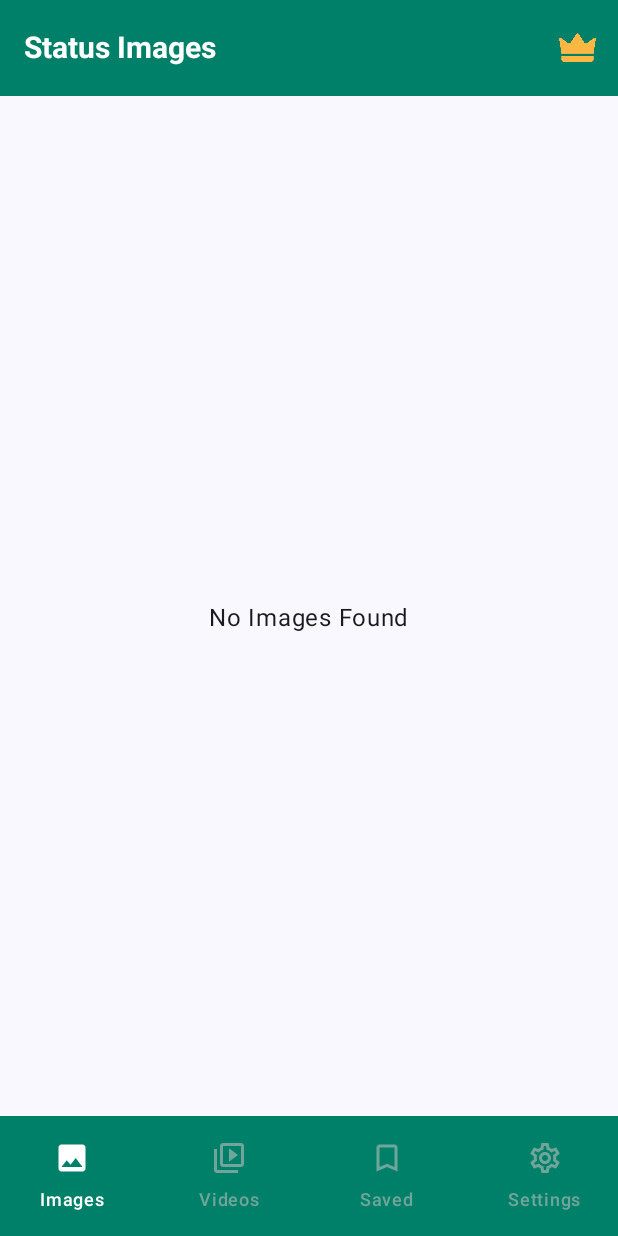
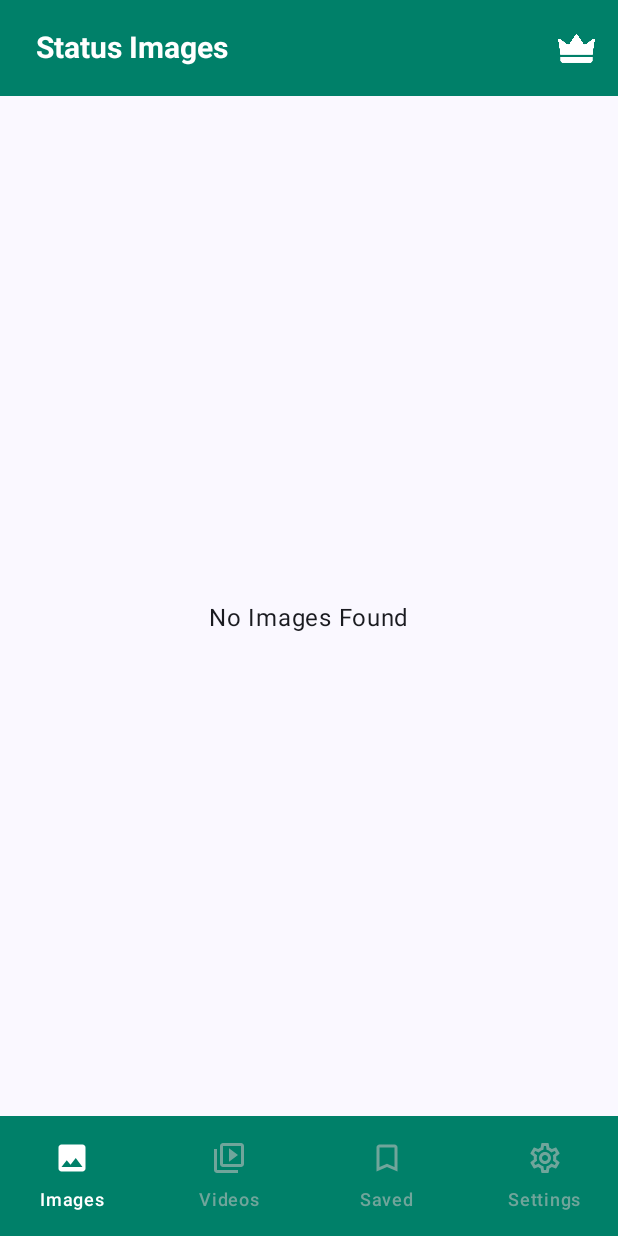
Before and after one commit to ZohaibKhanDev/WhatsApp-Status-Saver, an Android app built with Jetpack Compose: the screen it shows after launch (MainActivity), on a phone screen of 412 x 824 dp. Run offline under Robolectric (Android 15) with nearby library versions, the phone set to English and light mode, and no system bars; libraries missing offline, so code that uses them is left out: com.android.billingclient; 1 statement that could not run was skipped.

Commit message:
Ui Enhance

```diff
--- a/app/src/main/java/com/example/whatsappstatus_saver/presentation/ui/screens/Saved.kt
+++ b/app/src/main/java/com/example/whatsappstatus_saver/presentation/ui/screens/Saved.kt
@@ -2,6 +2,8 @@ package com.example.whatsappstatus_saver.presentation.ui.screens
 
 import android.annotation.SuppressLint
 import android.content.Context
+import android.graphics.Bitmap
+import android.media.MediaMetadataRetriever
 import android.net.Uri
 import androidx.compose.foundation.Image
 import androidx.compose.foundation.clickable
@@ -113,7 +115,9 @@ fun Saved(navController: NavController, selectedLanguage: String) {
                                 modifier = Modifier.fillMaxSize()
                             )
                         } else if (file.extension == "mp4") {
-                            val thumbnail = loadVideoThumbnail(file)
+                            val thumbnail = remember(filePath) {
+                                loadVideoThumbnail(file)
+                            }
                             if (thumbnail != null) {
                                 Image(
                                     bitmap = thumbnail.asImageBitmap(),
--- a/app/src/main/java/com/example/whatsappstatus_saver/presentation/ui/screens/Whatsapp Status Screen.kt
+++ b/app/src/main/java/com/example/whatsappstatus_saver/presentation/ui/screens/Whatsapp Status Screen.kt
@@ -7,13 +7,21 @@ import androidx.compose.foundation.Image
 import androidx.compose.foundation.clickable
 import androidx.compose.foundation.layout.Box
 import androidx.compose.foundation.layout.Column
+import androidx.compose.foundation.layout.Row
 import androidx.compose.foundation.layout.Spacer
 import androidx.compose.foundation.layout.fillMaxSize
 import androidx.compose.foundation.layout.height
 import androidx.compose.foundation.layout.padding
 import androidx.compose.foundation.layout.size
+import androidx.compose.foundation.layout.width
+import androidx.compose.material.icons.Icons
+import androidx.compose.material.icons.filled.Warning
 import androidx.compose.material3.AlertDialog
+import androidx.compose.material3.Button
 import androidx.compose.material3.ExperimentalMaterial3Api
+import androidx.compose.material3.Icon
+import androidx.compose.material3.IconButton
+import androidx.compose.material3.MaterialTheme
 import androidx.compose.material3.Scaffold
 import androidx.compose.material3.Text
 import androidx.compose.material3.TextButton
@@ -33,6 +41,7 @@ import androidx.compose.ui.layout.ContentScale
 import androidx.compose.ui.platform.LocalContext
 import androidx.compose.ui.res.painterResource
 import androidx.compose.ui.text.font.FontWeight
+import androidx.compose.ui.text.style.TextAlign
 import androidx.compose.ui.unit.dp
 import androidx.compose.ui.unit.sp
 import androidx.navigation.NavController
@@ -53,8 +62,7 @@ import kotlinx.coroutines.launch
 @OptIn(ExperimentalPermissionsApi::class, ExperimentalMaterial3Api::class)
 @Composable
 fun WhatsAppStatusScreen(navController: NavController, selectedLanguage: String) {
-    val permissionState =
-        rememberPermissionState(permission = android.Manifest.permission.READ_EXTERNAL_STORAGE)
+    val permissionState = rememberPermissionState(permission = android.Manifest.permission.READ_EXTERNAL_STORAGE)
 
     LaunchedEffect(Unit) {
         permissionState.launchPermissionRequest()
@@ -72,25 +80,28 @@ fun WhatsAppStatusScreen(navController: NavController, selectedLanguage: String)
 
     Scaffold(
         topBar = {
-            TopAppBar(title = {
-                when (selectedLanguage) {
-                    "Urdu", "Arabic" -> Image(
+            TopAppBar(
+                title = {
+                    Row(verticalAlignment = Alignment.CenterVertically) {
+                        if (selectedLanguage == "Urdu" || selectedLanguage == "Arabic") {
+                            Image(
                                 painter = painterResource(id = R.drawable.premium),
-                        contentDescription = "",
+                                contentDescription = null,
                                 contentScale = ContentScale.Crop,
                                 modifier = Modifier
-                            .padding(end = 10.dp)
                                     .size(26.dp)
                                     .clickable {
                                         showPurchase = true
                                     }
                             )
+                        }
 
-                    else -> Text(
+                        Spacer(modifier = Modifier.width(8.dp))
+
+                        Text(
                             text = when (selectedLanguage) {
                                 "Urdu" -> "اسٹیٹس امیجز"
                                 "Arabic" -> "صور الحالة"
-                            "English" -> "Status Images"
                                 else -> "Status Images"
                             },
                             color = Color.White,
@@ -98,46 +109,51 @@ fun WhatsAppStatusScreen(navController: NavController, selectedLanguage: String)
                             fontSize = 20.sp
                         )
                     }
-            }, actions = {
-                when (selectedLanguage) {
-                    "Urdu", "Arabic" -> Text(
-                        text = when (selectedLanguage) {
-                            "Urdu" -> "اسٹیٹس امیجز"
-                            "Arabic" -> "صور الحالة"
-                            "English" -> "Status Images"
-                            else -> "Status Images"
                 },
-                        color = Color.White,
-                        fontWeight = FontWeight.Bold,
-                        fontSize = 20.sp
-                    )
-
-                    else -> Image(
+                actions = {
+                    if (selectedLanguage != "Urdu" && selectedLanguage != "Arabic") {
+                        IconButton(onClick = { showPurchase = true }) {
+                            Icon(
                                 painter = painterResource(id = R.drawable.premium),
-                        contentDescription = "",
-                        contentScale = ContentScale.Crop,
-                        modifier = Modifier
-                            .padding(end = 10.dp)
-                            .size(26.dp)
+                                contentDescription = "Premium",
+                                modifier = Modifier.size(26.dp),
+                                tint = Color.White
                             )
                         }
-            }, colors = TopAppBarDefaults.topAppBarColors(containerColor = Color(0XFF008069)))
+                    }
                 },
-    ) {
+                colors = TopAppBarDefaults.topAppBarColors(containerColor = Color(0XFF008069))
+            )
+        },
+        content = { paddingValues ->
             if (permissionState.status.isGranted) {
                 DisplayWhatsAppStatuses(navController)
             } else {
                 Box(
                     modifier = Modifier
                         .fillMaxSize()
-                    .padding(top = it.calculateTopPadding()),
+                        .padding(top = paddingValues.calculateTopPadding()),
                     contentAlignment = Alignment.Center
                 ) {
+                    Column(horizontalAlignment = Alignment.CenterHorizontally) {
+                        Icon(
+                            imageVector = Icons.Default.Warning,
+                            contentDescription = "Permission Denied",
+                            tint = Color.Gray,
+                            modifier = Modifier.size(48.dp)
+                        )
+                        Spacer(modifier = Modifier.height(16.dp))
                         Text(
-                    "Please grant storage access to view WhatsApp statuses.",
-                    fontSize = 21.sp,
-                    fontWeight = FontWeight.Medium,
+                            text = "Storage access is required to view WhatsApp statuses.",
+                            textAlign = TextAlign.Center,
+                            style = MaterialTheme.typography.bodyMedium,
+                            fontWeight = FontWeight.Medium
                         )
+                        Spacer(modifier = Modifier.height(8.dp))
+                        Button(onClick = { permissionState.launchPermissionRequest() }) {
+                            Text("Grant Permission")
+                        }
+                    }
                 }
             }
 
@@ -147,6 +163,7 @@ fun WhatsAppStatusScreen(navController: NavController, selectedLanguage: String)
                 }
             }
         }
+    )
 }
 
 
```
Also changed, not shown: app/src/main/java/com/example/whatsappstatus_saver/presentation/ui/screens/Videos.kt (line endings or trailing spaces). Lines whose indentation alone changed are shown as unchanged.
